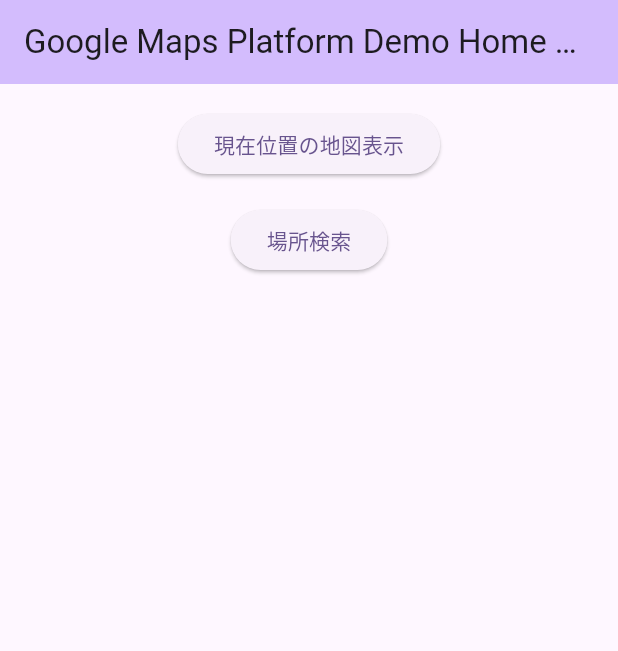
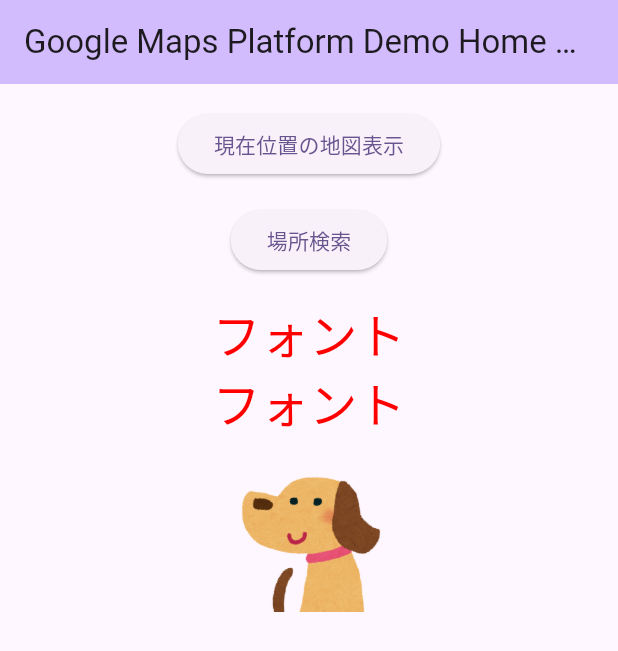
Before and after one commit to a-sasaoka/google_maps_platform, a Flutter app: the screen it shows after launch, on a phone screen of 412 x 824 dp. Shown: the top 651 px of the screen. Run offline on Flutter 3.47's test engine with Material 3 defaults, Android fonts, the phone set to English and light mode, and no system bars; our stand-ins replace flutter_dotenv, flutter_riverpod, freezed_annotation, gap, geolocator, google_maps_flutter; missing offline and left inert: flutter_polyline_points; Roboto replaces fonts that are missing (Murecho).

Commit message:
Add custom fonts and flutter_gen_runner

```diff
--- /dev/null
+++ b/lib/gen/colors.gen.dart
@@ -0,0 +1,21 @@
+/// GENERATED CODE - DO NOT MODIFY BY HAND
+/// *****************************************************
+///  FlutterGen
+/// *****************************************************
+
+// coverage:ignore-file
+// ignore_for_file: type=lint
+// ignore_for_file: directives_ordering,unnecessary_import,implicit_dynamic_list_literal,deprecated_member_use
+
+import 'package:flutter/painting.dart';
+import 'package:flutter/material.dart';
+
+class ColorName {
+  ColorName._();
+
+  /// Color: #0000FF
+  static const Color blue = Color(0xFF0000FF);
+
+  /// Color: #FF0000
+  static const Color red = Color(0xFFFF0000);
+}
--- /dev/null
+++ b/lib/gen/fonts.gen.dart
@@ -0,0 +1,15 @@
+/// GENERATED CODE - DO NOT MODIFY BY HAND
+/// *****************************************************
+///  FlutterGen
+/// *****************************************************
+
+// coverage:ignore-file
+// ignore_for_file: type=lint
+// ignore_for_file: directives_ordering,unnecessary_import,implicit_dynamic_list_literal,deprecated_member_use
+
+class FontFamily {
+  FontFamily._();
+
+  /// Font family: Murecho
+  static const String murecho = 'Murecho';
+}
--- a/lib/main.dart
+++ b/lib/main.dart
@@ -4,6 +4,9 @@ import 'package:flutter/material.dart';
 import 'package:flutter_dotenv/flutter_dotenv.dart';
 import 'package:flutter_riverpod/flutter_riverpod.dart';
 import 'package:gap/gap.dart';
+import 'package:google_maps_platform/gen/assets.gen.dart';
+import 'package:google_maps_platform/gen/colors.gen.dart';
+import 'package:google_maps_platform/gen/fonts.gen.dart';
 import 'package:google_maps_platform/map_view.dart';
 import 'package:google_maps_platform/place_view.dart';
 
@@ -56,9 +59,11 @@ class _MyHomePageState extends State<MyHomePage> {
         child: SafeArea(
           child: Column(
             children: [
+              Center(
+                child: Column(
+                  children: [
                     const Gap(16),
-              Center(
-                child: ElevatedButton(
+                    ElevatedButton(
                       onPressed: () {
                         Navigator.push(
                           context,
@@ -71,10 +76,8 @@ class _MyHomePageState extends State<MyHomePage> {
                         '現在位置の地図表示',
                       ),
                     ),
-              ),
                     const Gap(16),
-              Center(
-                child: ElevatedButton(
+                    ElevatedButton(
                       onPressed: () {
                         Navigator.push(
                           context,
@@ -87,6 +90,30 @@ class _MyHomePageState extends State<MyHomePage> {
                         '場所検索',
                       ),
                     ),
+                    const Gap(16),
+                    const Text(
+                      'フォント',
+                      style: TextStyle(
+                        fontSize: 32,
+                        color: ColorName.red,
+                      ),
+                    ),
+                    const Text(
+                      'フォント',
+                      style: TextStyle(
+                        fontFamily: FontFamily.murecho,
+                        fontSize: 32,
+                        color: ColorName.red,
+                      ),
+                    ),
+                    const Gap(16),
+                    Image.asset(
+                      Assets.images.animalInu.path,
+                      width: 100,
+                      height: 100,
+                    ),
+                  ],
+                ),
               ),
             ],
           ),
```
Also changed, not shown: lib/gen/assets.gen.dart (added, +112 -0 lines), pubspec.yaml (+30 -0 lines), assets/images/animal_inu.png (added), pubspec.lock, 2 other files. Lines whose indentation alone changed are shown as unchanged.
